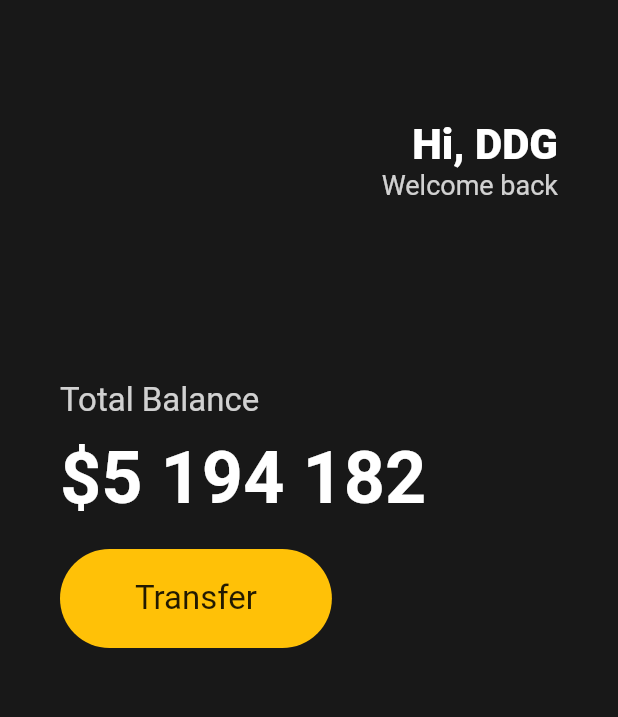
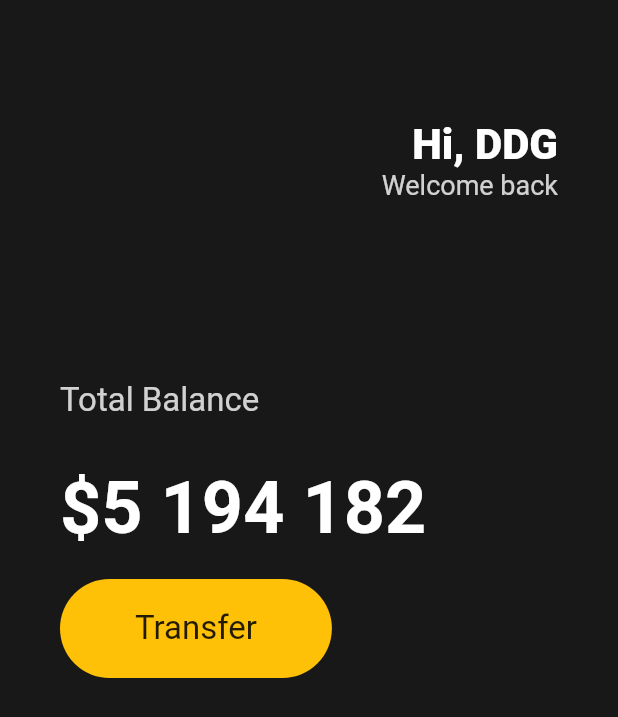
Before and after one commit to greyhawk16/flutter-prtc, a Flutter app: the screen it shows after launch, on a phone screen of 412 x 824 dp. Shown: the top 717 px of the screen. Run offline on Flutter 3.47's test engine with Material 2 defaults, Android fonts, the phone set to English and light mode, and no system bars.

Commit message:
Update main.dart

```diff
--- a/lib/main.dart
+++ b/lib/main.dart
@@ -1,27 +1,27 @@
 import 'package:flutter/material.dart';
 
-class Player {
-  String name;
-  Player({required this.name});
-}
+const taxAmount = 15;
+const priceAmount = 30;
+var finalPrice = taxAmount + priceAmount;
 
 void main() {
-  var ddg = Player(name: "DDG");
   runApp(App());
 }
 
 class App extends StatelessWidget {
+  const App({super.key});
+
   @override
   Widget build(BuildContext context) {
     return MaterialApp(
       home: Scaffold(
-          backgroundColor: Color(0xFF181818),
+          backgroundColor: const Color(0xFF181818),
           body: Padding(
-            padding: EdgeInsets.symmetric(horizontal: 40),
+            padding: const EdgeInsets.symmetric(horizontal: 40),
             child: Column(
               crossAxisAlignment: CrossAxisAlignment.start,
               children: [
-                SizedBox(
+                const SizedBox(
                   height: 80,
                 ),
                 Row(
@@ -30,7 +30,7 @@ class App extends StatelessWidget {
                     Column(
                       crossAxisAlignment: CrossAxisAlignment.end,
                       children: [
-                        Text(
+                        const Text(
                           'Hi, DDG',
                           style: TextStyle(
                             color: Colors.white,
@@ -49,7 +49,7 @@ class App extends StatelessWidget {
                     ),
                   ],
                 ),
-                SizedBox(
+                const SizedBox(
                   height: 120,
                 ),
                 Text(
@@ -59,10 +59,10 @@ class App extends StatelessWidget {
                     color: Colors.white.withOpacity(0.8),
                   ),
                 ),
-                SizedBox(
-                  height: 10,
+                const SizedBox(
+                  height: 30,
                 ),
-                Text(
+                const Text(
                   '\$5 194 182',
                   style: TextStyle(
                     fontSize: 48,
@@ -70,7 +70,7 @@ class App extends StatelessWidget {
                     color: Colors.white,
                   ),
                 ),
-                SizedBox(
+                const SizedBox(
                   height: 20,
                 ),
                 Row(
@@ -80,7 +80,7 @@ class App extends StatelessWidget {
                         color: Colors.amber,
                         borderRadius: BorderRadius.circular(45),
                       ),
-                      child: Padding(
+                      child: const Padding(
                         padding: EdgeInsets.symmetric(
                           vertical: 20,
                           horizontal: 50,
```
